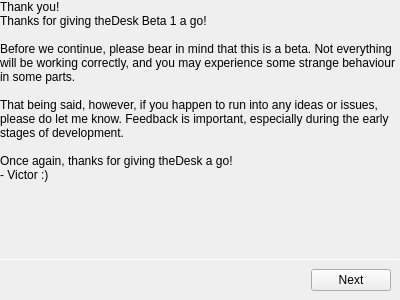
The window that libthedesk/onboarding/onboardingbetathankyou.ui (theCheeseboard/thedesk) describes before a commit, drawn with Qt 5.
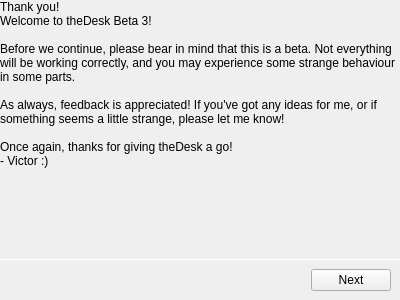
The same window after the commit. Icons and pictures are not drawn. Custom widgets are drawn as their Qt base class.

Commit message: Identify as Beta 3

```diff
--- a/libthedesk/onboarding/onboardingbetathankyou.ui
+++ b/libthedesk/onboarding/onboardingbetathankyou.ui
@@ -39,11 +39,11 @@
    <item>
     <widget class="QLabel" name="label">
      <property name="text">
-      <string>Thanks for giving theDesk Beta 1 a go!
+      <string notr="true">Welcome to theDesk Beta 3!
 
 Before we continue, please bear in mind that this is a beta. Not everything will be working correctly, and you may experience some strange behaviour in some parts.
 
-That being said, however, if you happen to run into any ideas or issues, please do let me know. Feedback is important, especially during the early stages of development.
+As always, feedback is appreciated! If you've got any ideas for me, or if something seems a little strange, please let me know!
 
 Once again, thanks for giving theDesk a go!
 - Victor :)</string>
```
Left out of the diff: 3 changed lines with no effect on the pictures. The commit also changes 172 other files.
